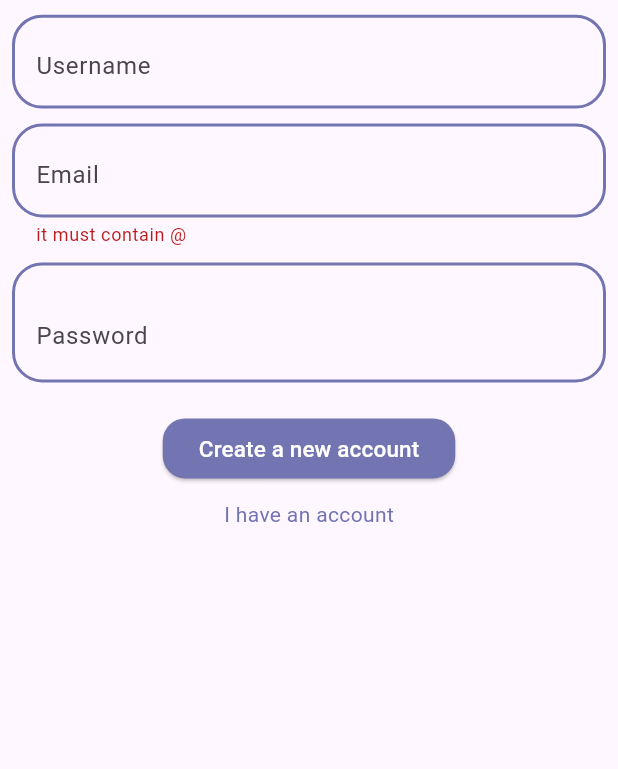
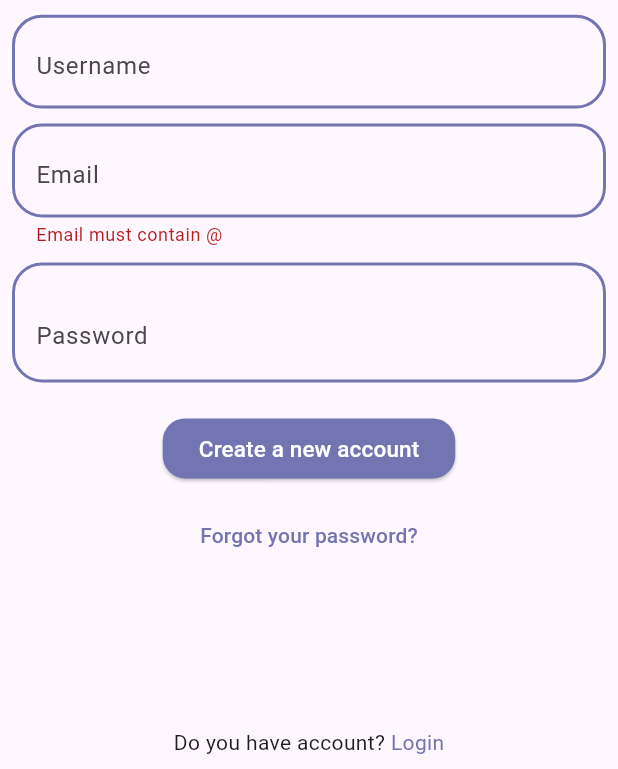
Before and after one commit to Dyari-Yadgar/tech-shop1, a Flutter app: the Signup screen opened directly, after a tap on "Create a new account", on a phone screen of 412 x 824 dp, the part 467-1236 px from its top. Run offline on Flutter 3.47's test engine with Material 3 defaults, Android fonts, the phone set to English and light mode, and no system bars; our stand-ins replace firebase_auth, firebase_core, shared_preferences; accounts and stored records are empty.

Commit message:
login and signup (drwstkrni user w authentication)

```diff
--- a/lib/Auth/signup.dart
+++ b/lib/Auth/signup.dart
@@ -1,3 +1,4 @@
+import 'package:firebase_auth/firebase_auth.dart';
 import 'package:flutter/cupertino.dart';
 import 'package:flutter/material.dart';
 import 'package:shared_preferences/shared_preferences.dart';
@@ -19,9 +20,9 @@ class _SignupState extends State<Signup> {
   GlobalKey<FormFieldState<String>> emailValid = GlobalKey();
   GlobalKey<FormFieldState<String>> passValid = GlobalKey();
 
+  bool isPassHide = true;
   @override
   Widget build(BuildContext context) {
-    bool isPassHide = true;
     @override
     Size size = MediaQuery.of(context).size;
     return SafeArea(
@@ -66,12 +67,21 @@ class _SignupState extends State<Signup> {
             ),
             TextFormField(
               controller: emailController,
+              key: emailValid,
               validator: (value) {
-                return value != null && !value.contains('@')
-                    ? 'it must contain @'
-                    : null;
+                // Check if value is null or doesn't contain '@'
+                if (value == null || !value.contains('@')) {
+                  return 'Email must contain @';
+                }
+
+                // Check if value ends with '.com'
+                if (!value.endsWith('.com')) {
+                  return 'Email must end with .com';
+                }
+
+                // If both checks pass, return null (valid email)
+                return null;
               },
-              key: emailValid,
               decoration: InputDecoration(
                 hintText: 'Email',
                 suffix: Icon(
@@ -95,7 +105,6 @@ class _SignupState extends State<Signup> {
                   : null,
               key: passValid,
               obscureText: isPassHide,
-              enabled: true,
               decoration: InputDecoration(
                 hintText: 'Password',
                 suffix: IconButton(
@@ -105,7 +114,6 @@ class _SignupState extends State<Signup> {
                       });
                     },
                     icon: Icon(
-                      // ignore: dead_code
                       isPassHide ? Icons.visibility : Icons.visibility_off,
                     )),
                 focusedBorder: Border(),
@@ -121,23 +129,43 @@ class _SignupState extends State<Signup> {
             Row(
               mainAxisAlignment: MainAxisAlignment.center,
               children: [
-                InkWell(
+                SizedBox(
                     child: ElevatedButton(
                         style: ElevatedButton.styleFrom(
                             backgroundColor: WidgetStyle.primary,
                             shape: RoundedRectangleBorder(
                               borderRadius: BorderRadius.circular(15),
                             )),
-                        onPressed: () async{
-                          if(emailValid.currentState!.validate() &&
-                            passValid.currentState!.validate()) {
-                          SharedPreferences pref =
-                              await SharedPreferences.getInstance();
-                              pref.setString('username', userNameController.text);
-                              pref.setString('email', emailController.text);
-                              pref.setString('pass', passController.text);
-                              Navigator.pushReplacement(context, CupertinoPageRoute(builder: (context) => Login(),));
-                        }
+                        onPressed: () async {
+                          if (emailValid.currentState!.validate() &&
+                              passValid.currentState!.validate()) {
+                            try {
+                              await FirebaseAuth.instance
+                                  .createUserWithEmailAndPassword(
+                                      email: emailController.text,
+                                      password: passController.text)
+                                  .then((value) async {
+                                await FirebaseAuth.instance.currentUser!
+                                    .updateDisplayName(userNameController.text)
+                                    .then((value) async {
+                                  await FirebaseAuth.instance.currentUser!
+                                      .sendEmailVerification()
+                                      .then((value) async {
+                                    await FirebaseAuth.instance.signOut();
+                                  });
+                                });
+                              });
+                            } catch (e) {
+                              // ignore: avoid_print
+                              print("Error during account creation: $e");
+                            }
+
+                            Navigator.pushReplacement(
+                                context,
+                                CupertinoPageRoute(
+                                  builder: (context) => Login(),
+                                ));
+                          }
                         },
                         child: Text(
                           'Create a new account',
@@ -148,15 +176,29 @@ class _SignupState extends State<Signup> {
             SizedBox(
               height: 10,
             ),
+            TextButton(
+                onPressed: () {},
+                child: Text(
+                  'Forgot your password?',
+                  style: TextStyle(color: WidgetStyle.primary),
+                )),
+            Expanded(child: SizedBox()),
             Row(
               mainAxisAlignment: MainAxisAlignment.center,
               children: [
+                Text('Do you have account? '),
                 InkWell(
-                  onTap: (){
-                    Navigator.pushReplacement(context, CupertinoPageRoute(builder: (context) => Login(),));
+                  onTap: () {
+                    Navigator.pushReplacement(
+                        context,
+                        CupertinoPageRoute(
+                          builder: (context) => Login(),
+                        ));
                   },
-                  child: Text('I have an account'
-                  ,style: TextStyle(color: WidgetStyle.primary),),
+                  child: Text(
+                    'Login',
+                    style: TextStyle(color: WidgetStyle.primary),
+                  ),
                 )
               ],
             ),
--- a/lib/main.dart
+++ b/lib/main.dart
@@ -1,4 +1,6 @@
 import 'package:flutter/material.dart';
+import 'package:tech_shop/Auth/login.dart';
+import 'package:tech_shop/Auth/signup.dart';
 import 'package:tech_shop/WidgetStyle.dart';
 import 'package:tech_shop/pages/checkOut.dart';
 import 'package:tech_shop/pages/profile.dart';
@@ -7,6 +9,8 @@ import 'pages/homepage2.dart';
 import 'pages/favorite.dart';
 import 'package:firebase_core/firebase_core.dart';
 import 'firebase_options.dart';
+import 'package:firebase_core/firebase_core.dart';
+import 'package:firebase_auth/firebase_auth.dart';
 
 Future<void> main() async {
   WidgetsFlutterBinding.ensureInitialized();
@@ -30,7 +34,7 @@ class MyApp extends StatelessWidget {
         colorScheme: ColorScheme.fromSeed(seedColor: Colors.deepPurple),
         useMaterial3: true,
       ),
-      home:  BottomNavigation(),
+      home: BottomNavigation(),
     );
   }
 }
```
Also changed, not shown: lib/Auth/login.dart (+63 -46 lines), lib/pages/profile.dart (+49 -22 lines).
